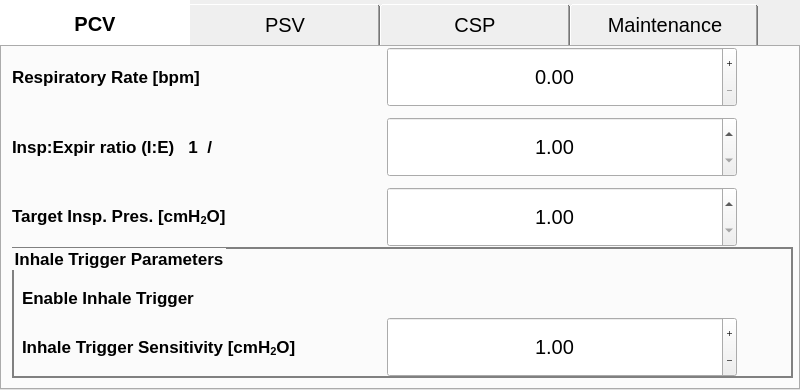
First picture: the form in gui/settings/settings.ui, repository MariuszSuchenek/MVM_GUI_test2, before the edit.
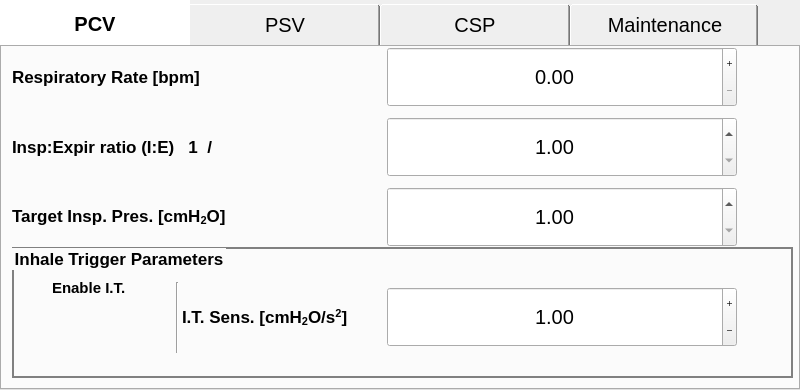
Second picture: the form after the edit. Icons and pictures are not drawn. Custom widgets are drawn as their Qt base class.

Commit message: inhale pressure related widget layout adjusted

Diff of the .ui file:
```diff
--- a/gui/settings/settings.ui
+++ b/gui/settings/settings.ui
@@ -638,7 +638,7 @@
          <property name="geometry">
           <rect>
            <x>350</x>
-           <y>70</y>
+           <y>40</y>
            <width>400</width>
            <height>60</height>
           </rect>
@@ -667,8 +667,8 @@
          </property>
          <property name="geometry">
           <rect>
-           <x>210</x>
-           <y>30</y>
+           <x>20</x>
+           <y>60</y>
            <width>131</width>
            <height>41</height>
           </rect>
@@ -677,9 +677,9 @@
         <widget class="QLabel" name="label_4">
          <property name="geometry">
           <rect>
-           <x>10</x>
-           <y>70</y>
-           <width>340</width>
+           <x>170</x>
+           <y>40</y>
+           <width>180</width>
            <height>60</height>
           </rect>
          </property>
@@ -692,34 +692,34 @@
           </font>
          </property>
          <property name="text">
-          <string>&lt;html&gt;&lt;head/&gt;&lt;body&gt;&lt;p&gt;Inhale Trigger Sensitivity [cmH&lt;span style=&quot; vertical-align:sub;&quot;&gt;2&lt;/span&gt;O]&lt;/p&gt;&lt;/body&gt;&lt;/html&gt;</string>
+          <string>&lt;html&gt;&lt;head/&gt;&lt;body&gt;&lt;p&gt;I.T. Sens. [cmH&lt;span style=&quot; vertical-align:sub;&quot;&gt;2&lt;/span&gt;O/s&lt;span style=&quot; vertical-align:super;&quot;&gt;2&lt;/span&gt;]&lt;/p&gt;&lt;/body&gt;&lt;/html&gt;</string>
          </property>
         </widget>
         <widget class="QLabel" name="label_14">
          <property name="geometry">
           <rect>
-           <x>10</x>
-           <y>30</y>
-           <width>181</width>
+           <x>40</x>
+           <y>20</y>
+           <width>101</width>
            <height>41</height>
           </rect>
          </property>
          <property name="font">
           <font>
-           <pointsize>13</pointsize>
+           <pointsize>11</pointsize>
            <weight>75</weight>
            <bold>true</bold>
           </font>
          </property>
          <property name="text">
-          <string>Enable Inhale Trigger</string>
+          <string>Enable I.T.</string>
          </property>
         </widget>
         <widget class="QPushButton" name="fake_btn_trigger_sensitivity">
          <property name="geometry">
           <rect>
            <x>430</x>
-           <y>70</y>
+           <y>40</y>
            <width>240</width>
            <height>60</height>
           </rect>
@@ -830,6 +830,19 @@
           <string/>
          </property>
         </widget>
+        <widget class="Line" name="line_5">
+         <property name="geometry">
+          <rect>
+           <x>155</x>
+           <y>35</y>
+           <width>20</width>
+           <height>71</height>
+          </rect>
+         </property>
+         <property name="orientation">
+          <enum>Qt::Vertical</enum>
+         </property>
+        </widget>
        </widget>
       </widget>
       <widget class="QWidget" name="tab_2">
```
Left out of the diff: 4 changed lines with no effect on the pictures.
